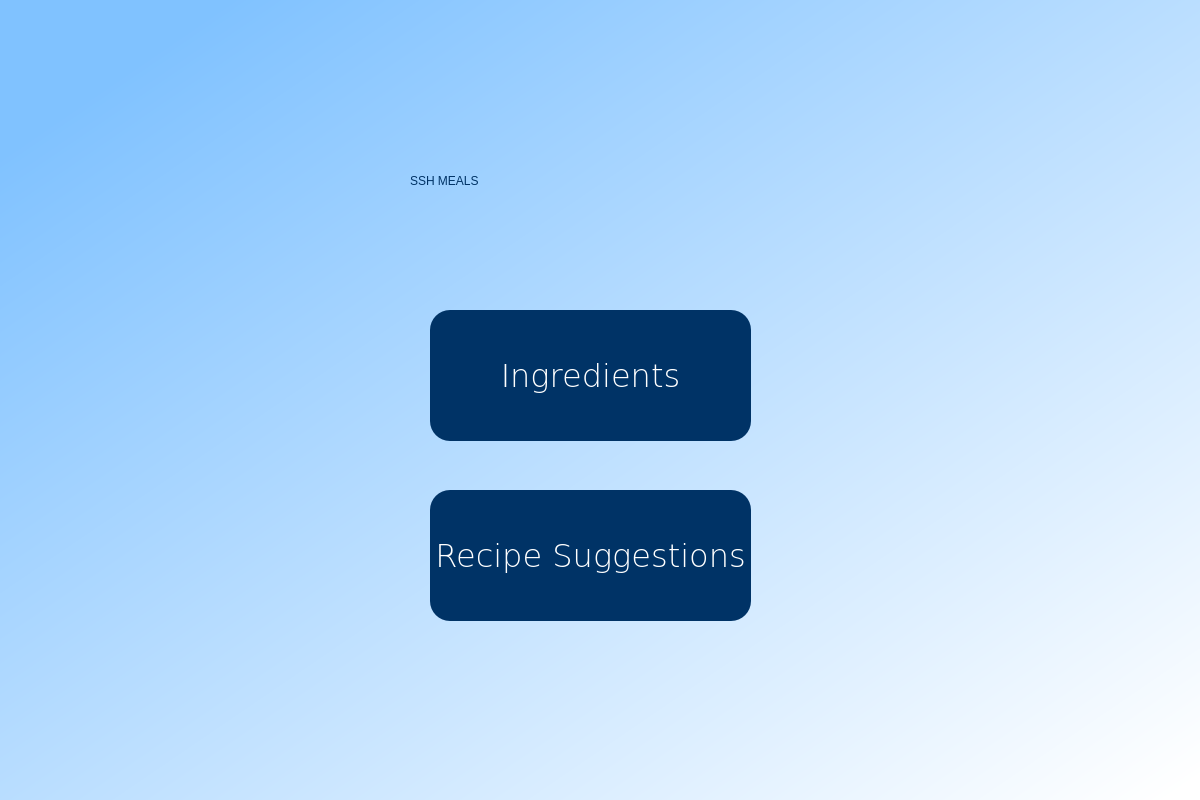
The window that SSHmealDesigner.ui (Boggo19/SSH-Camera) describes before a commit, drawn with Qt 5.
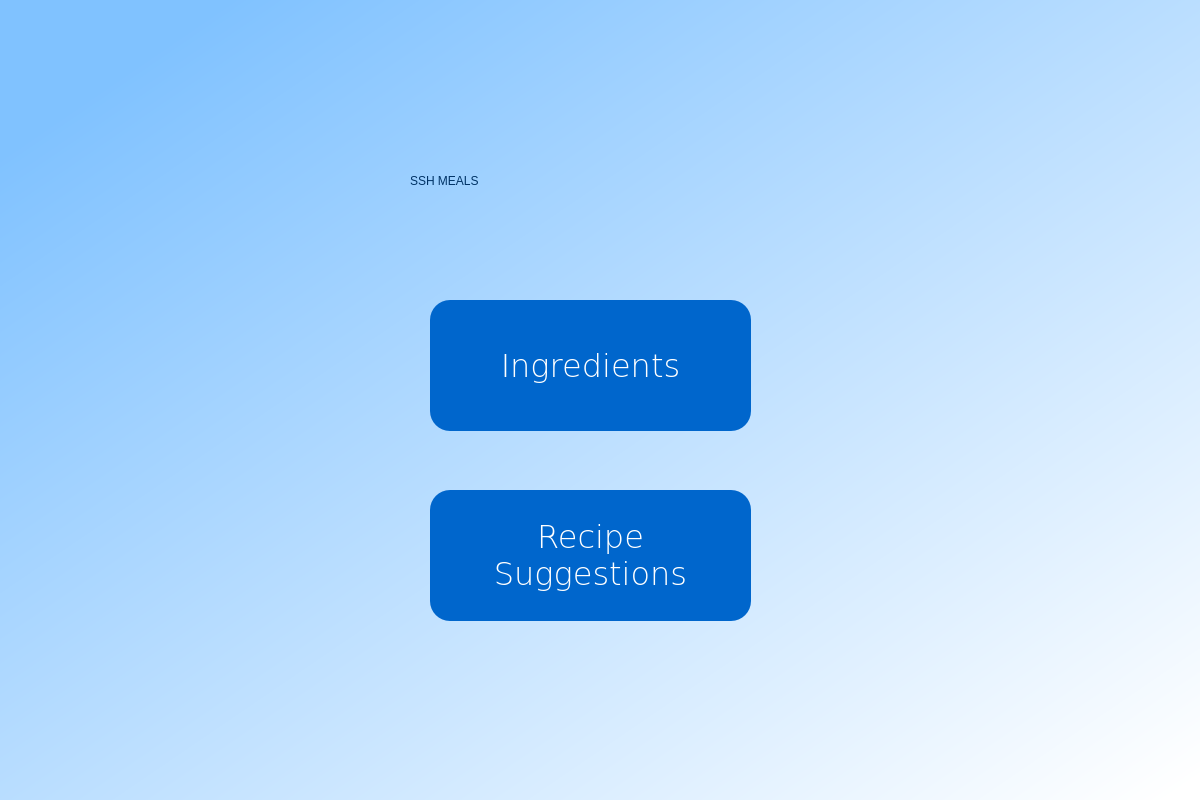
The same window after the commit.

Commit message: Deleted watchdog as found better way of doing process of updating the GUI

Patch:
```diff
--- a/SSHmealDesigner.ui
+++ b/SSHmealDesigner.ui
@@ -47,7 +47,7 @@
     <property name="geometry">
      <rect>
       <x>430</x>
-      <y>310</y>
+      <y>300</y>
       <width>321</width>
       <height>131</height>
      </rect>
@@ -71,7 +71,7 @@
     <property name="styleSheet">
      <string notr="true">border-radius:20px;
 border-color:rgba(255, 215, 0, 1);
-background-color:rgba(0, 51, 102, 1);
+background-color:rgba(0, 102, 204, 1);
 font: 75 24pt &quot;Verdana&quot;;
 color: rgb(255,255,255);
 alternate-background-color: rgba(0, 102, 102, 1);</string>
@@ -108,13 +108,14 @@
     <property name="styleSheet">
      <string notr="true">border-radius:20px;
 border-color:rgba(255, 215, 0, 1);
-background-color:rgba(0, 51, 102, 1);
+background-color:rgba(0, 102, 204, 1);
 font: 75 24pt &quot;Verdana&quot;;
 color: rgb(255,255,255);
 alternate-background-color: rgba(0, 102, 102, 1);</string>
     </property>
     <property name="text">
-     <string>Recipe Suggestions</string>
+     <string>Recipe
+Suggestions</string>
     </property>
    </widget>
   </widget>
```
The commit also changes 3 other files.
